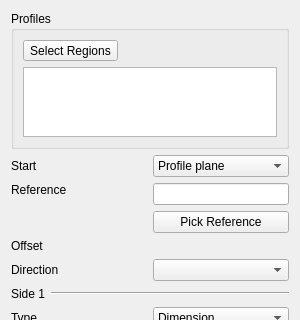
Above: src/Mod/PartDesign/Gui/TaskPadPocketParameters.ui from luismik-dev/FreeCAD before the change; both pictures show x 0 to 300 and y 0 to 320 of the 300 by 1176 pixel window. Below: the same form after it.
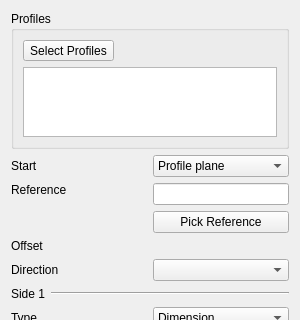
That is the form after the change. Custom widgets are drawn as their Qt base class.

Commit message:
PartDesign: Choose the profile of Pad/Pocket in the task panel
Without a selection, Pad and Pocket no longer pick a sketch themselves but
open the task panel with no profile and in profile selection mode. Closed
regions of any sketch of the body, whole sketches (by picking an edge) and
planar faces of solids can be picked as profile; the sketches of the body are
shown meanwhile. Accepting without a profile asks for one. Running Pad or
Pocket while editing a sketch closes the sketch first.

The edit to the form file:
```diff
--- a/src/Mod/PartDesign/Gui/TaskPadPocketParameters.ui
+++ b/src/Mod/PartDesign/Gui/TaskPadPocketParameters.ui
@@ -26,7 +26,7 @@
          <string>Click closed regions of the sketch to add them to or remove them from the profile</string>
         </property>
         <property name="text">
-         <string>Select Regions</string>
+         <string>Select Profiles</string>
         </property>
         <property name="checkable">
          <bool>true</bool>
```
Left out of the diff: 2 changed lines with no effect on the pictures. The commit also changes 4 other files.
